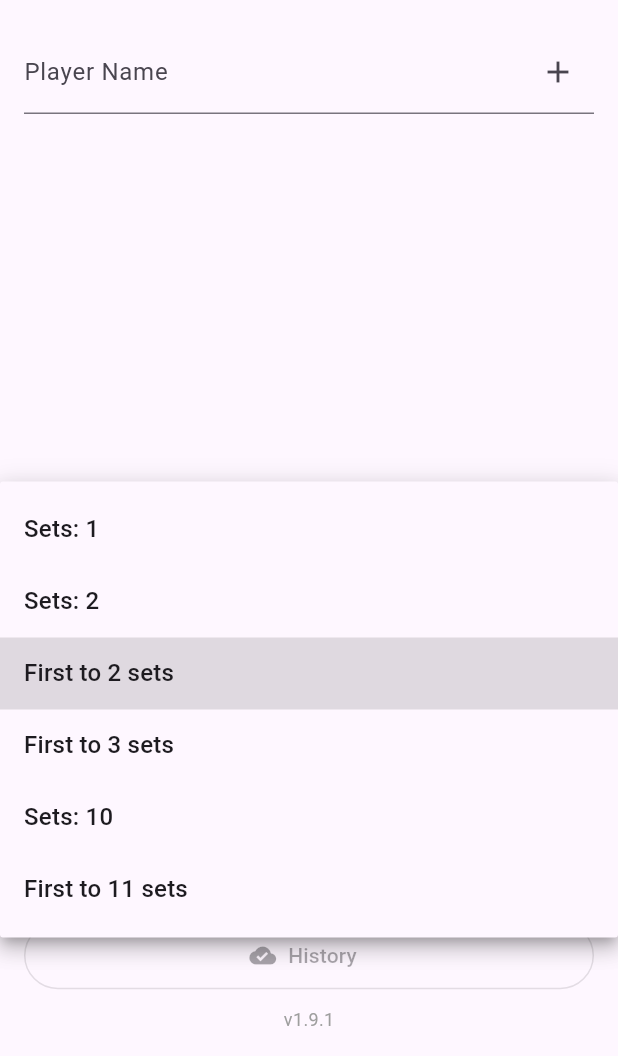
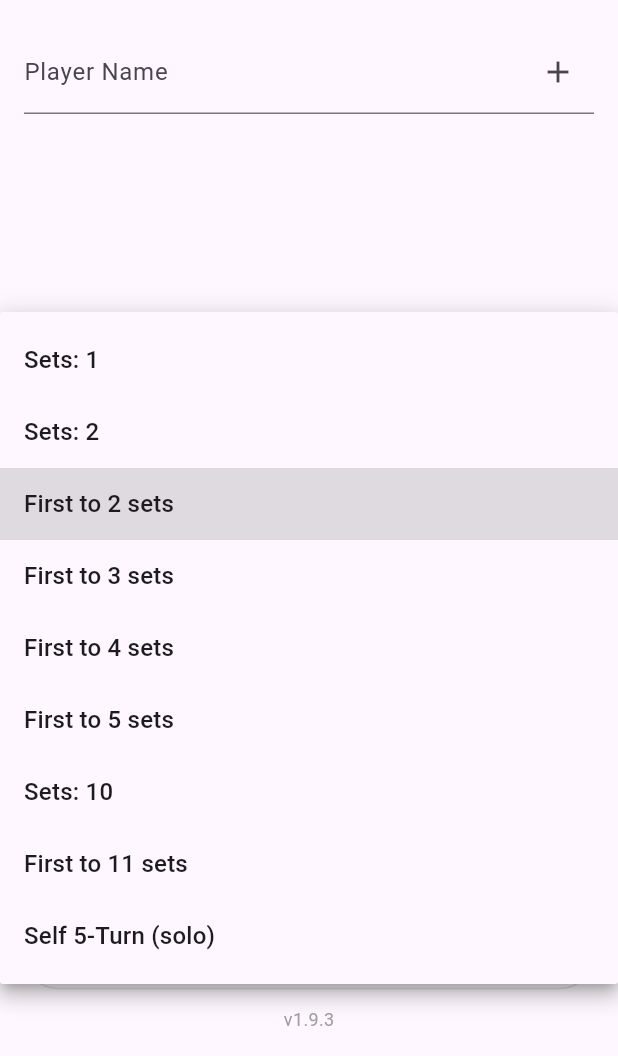
Before and after one commit to ikegam1/simple-molkky-score-by_flutter, a Flutter app: the screen it shows after launch, after a tap on an icon or button, on a phone screen of 412 x 824 dp, the part 180-1236 px from its top. Run offline on Flutter 3.47's test engine with Material 3 defaults, Android fonts, the phone set to English and light mode, and no system bars; our stand-ins replace cloud_firestore, firebase_auth, firebase_core, shared_preferences, speech_to_text; accounts and stored records are empty; network calls fail.

Commit message:
feat: セルフ5ターンUI改善・4先/5先追加・v1.9.3
- セルフ5ターンを常時表示、2名以上時はグレーアウト（0/1名で選択可）
- 2名以上でセルフ5ターン選択のままゲーム開始時にエラー表示
- 4先・5先を試合形式に追加
- バージョンを1.9.3+43に更新

Co-Authored-By: Claude Sonnet 4.6 <noreply@anthropic.com>

```diff
--- a/lib/main.dart
+++ b/lib/main.dart
@@ -63,6 +63,7 @@ class L10n {
       'reorder_hint': 'Adjust throw order for next set',
       'switch_lang': 'Language: English',
       'reach_msg': '{name}, {n} to win! 🎯',
+      'self5turn_solo_only': 'Self 5-Turn is solo only (1 player)',
       'self5turn_mode': 'Self 5-Turn (solo)',
       'self5turn_challenge_n': 'Challenge {n}',
       'self5turn_success': 'Success! 🎉',
@@ -104,6 +105,7 @@ class L10n {
       'reorder_hint': '次セットの投げ順を調整できます',
       'switch_lang': '言語: 日本語',
       'reach_msg': '{name} さん、{n}でアガリです🎯',
+      'self5turn_solo_only': 'セルフ5ターンは1名専用です',
       'self5turn_mode': 'セルフ5ターン（1人用）',
       'self5turn_challenge_n': 'チャレンジ {n}',
       'self5turn_success': '成功！🎉',
@@ -244,8 +246,6 @@ class _SetupScreenState extends State<SetupScreen> {
     setState(() {
       _registeredPlayers.add(Player(id: _uuid.v4(), name: name, initialOrder: _registeredPlayers.length));
       _nameController.clear();
-      // self5Turn is only valid for 1 player; reset mode if now 2+ players
-      if (_registeredPlayers.length > 1 && _selectedModeKey == -1) _selectedModeKey = 3;
     });
     _savePlayers();
   }
@@ -257,15 +257,19 @@ class _SetupScreenState extends State<SetupScreen> {
   @override
   Widget build(BuildContext context) {
     final t = L10n.of(context);
+    // key=-1: self5Turn, key=1/2/10: fixedSets, others: raceTo (limit=ceil(key/2))
     final Map<int, String> options = {
       1: t.get('sets_count', args: {'n': '1'}),
       2: t.get('sets_count', args: {'n': '2'}),
       3: t.get('race_to', args: {'n': '2'}),
       5: t.get('race_to', args: {'n': '3'}),
+      7: t.get('race_to', args: {'n': '4'}),
+      9: t.get('race_to', args: {'n': '5'}),
       10: t.get('sets_count', args: {'n': '10'}),
       11: t.get('race_to', args: {'n': '11'}),
-      if (_registeredPlayers.length == 1) -1: t.get('self5turn_mode'),
+      -1: t.get('self5turn_mode'),
     };
+    final bool self5TurnEnabled = _registeredPlayers.length <= 1;
 
     return Scaffold(
       appBar: AppBar(
@@ -293,9 +297,22 @@ class _SetupScreenState extends State<SetupScreen> {
             TextField(controller: _nameController, decoration: InputDecoration(labelText: t.get('player_name'), suffixIcon: IconButton(onPressed: _add, icon: const Icon(Icons.add))), onSubmitted: (_) => _add(), maxLength: 20, buildCounter: (context, {required currentLength, required isFocused, maxLength}) => null),
             Expanded(child: ReorderableListView(
               onReorder: (o, n) { setState(() { if (o < n) n -= 1; _registeredPlayers.insert(n, _registeredPlayers.removeAt(o)); }); _savePlayers(); },
-              children: [ for (int i = 0; i < _registeredPlayers.length; i++) ListTile(key: Key(_registeredPlayers[i].id), leading: const Icon(Icons.drag_handle), title: Text('${i + 1}. ${_registeredPlayers[i].name}'), trailing: IconButton(icon: const Icon(Icons.delete), onPressed: () { setState(() { _registeredPlayers.removeAt(i); if (_registeredPlayers.length != 1 && _selectedModeKey == -1) _selectedModeKey = 3; }); _savePlayers(); })) ]
+              children: [ for (int i = 0; i < _registeredPlayers.length; i++) ListTile(key: Key(_registeredPlayers[i].id), leading: const Icon(Icons.drag_handle), title: Text('${i + 1}. ${_registeredPlayers[i].name}'), trailing: IconButton(icon: const Icon(Icons.delete), onPressed: () { setState(() { _registeredPlayers.removeAt(i); }); _savePlayers(); })) ]
             )),
-            DropdownButtonFormField<int>(value: _selectedModeKey, items: options.entries.map((e) => DropdownMenuItem(value: e.key, child: Text(e.value))).toList(), onChanged: (v) => setState(() => _selectedModeKey = v!), decoration: InputDecoration(labelText: t.get('game_mode'))),
+            DropdownButtonFormField<int>(
+              value: _selectedModeKey,
+              items: options.entries.map((e) {
+                final isSelf5Turn = e.key == -1;
+                final enabled = !isSelf5Turn || self5TurnEnabled;
+                return DropdownMenuItem<int>(
+                  value: e.key,
+                  enabled: enabled,
+                  child: Text(e.value, style: TextStyle(color: enabled ? null : Colors.grey)),
+                );
+              }).toList(),
+              onChanged: (v) { if (v != null) setState(() => _selectedModeKey = v); },
+              decoration: InputDecoration(labelText: t.get('game_mode')),
+            ),
             const SizedBox(height: 10),
             // 音声入力設定スイッチの追加
             SwitchListTile(
@@ -308,6 +325,11 @@ class _SetupScreenState extends State<SetupScreen> {
             const SizedBox(height: 10),
             ElevatedButton(
               onPressed: _registeredPlayers.isEmpty ? null : () {
+                // セルフ5ターンは1名専用。2名以上ではエラー
+                if (_selectedModeKey == -1 && _registeredPlayers.length > 1) {
+                  _showError(t.get('self5turn_solo_only'));
+                  return;
+                }
                 final playersForMatch = _registeredPlayers.asMap().entries.map((e) => Player(id: e.value.id, name: e.value.name, initialOrder: e.key)).toList();
                 MolkkyMatch match;
                 if (_selectedModeKey == -1) {
@@ -326,7 +348,7 @@ class _SetupScreenState extends State<SetupScreen> {
             OutlinedButton.icon(onPressed: _firebaseUid.isEmpty ? null : () => Navigator.push(context, MaterialPageRoute(builder: (c) => GlobalHistoryPage(uid: _firebaseUid))), icon: const Icon(Icons.cloud_done), label: Text(t.get('match_history')), style: OutlinedButton.styleFrom(minimumSize: const Size(double.infinity, 45))),
             const SizedBox(height: 10),
             if (_firebaseUid.isNotEmpty) Text(t.get('anonymous_id', args: {'id': _firebaseUid.substring(0, 8)}), style: const TextStyle(fontSize: 10, color: Colors.grey)),
-            const Text('v1.9.1', style: TextStyle(color: Colors.grey, fontSize: 12)),
+            const Text('v1.9.3', style: TextStyle(color: Colors.grey, fontSize: 12)),
           ],
         ),
       ),
--- a/pubspec.yaml
+++ b/pubspec.yaml
@@ -1,7 +1,7 @@
 name: simple_molkky_score
 description: "A simple Molkky scoreboard app."
 publish_to: 'none'
-version: 1.9.1+42
+version: 1.9.3+43
 
 environment:
   sdk: ^3.7.0
```
